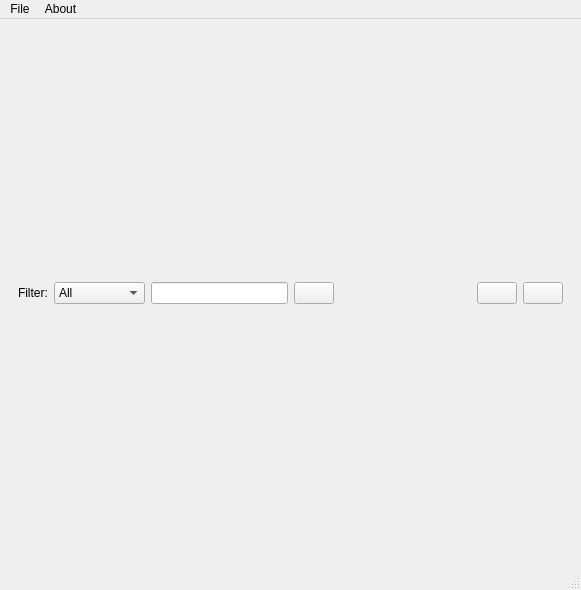
This is main/WebShutterUI.ui in DarwinSardual/webshutter as Qt 5 draws it before an edit. The edited form follows.
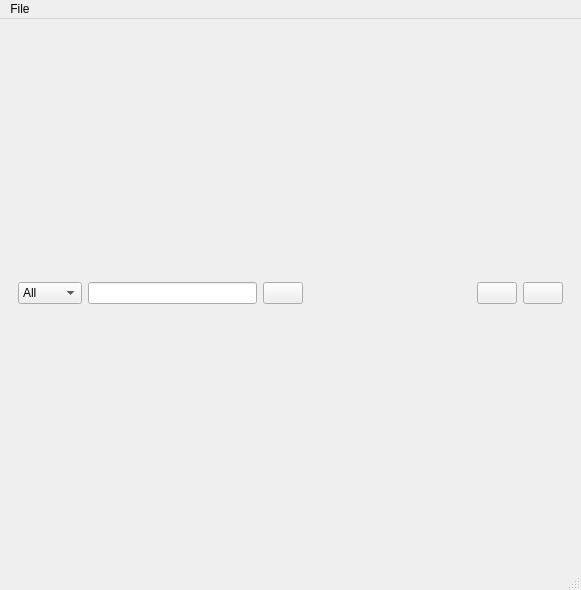
This is the edited form.

The edit to the form file:
```diff
--- a/main/WebShutterUI.ui
+++ b/main/WebShutterUI.ui
@@ -18,27 +18,16 @@
     <item>
      <widget class="QWidget" name="widget" native="true">
       <layout class="QGridLayout" name="gridLayout">
-       <item row="0" column="6">
-        <widget class="QPushButton" name="startStopButton">
-         <property name="enabled">
-          <bool>true</bool>
-         </property>
-         <!--<property name="text">
-          <string>Start</string>
-         </property>-->
-        </widget>
-       </item>
-       <item row="0" column="2">
+       <item row="0" column="1">
         <widget class="QLineEdit" name="searchLine"/>
        </item>
-       <item row="0" column="0">
-        <widget class="QLabel" name="filterLabel">
-         <property name="text">
-          <string>Filter:</string>
-         </property>
-        </widget>
+       <item row="0" column="2">
+        <widget class="QPushButton" name="searchButton"/>
        </item>
        <item row="0" column="4">
+        <widget class="QPushButton" name="deleteButton"/>
+       </item>
+       <item row="0" column="3">
         <spacer name="horizontalSpacer">
          <property name="orientation">
           <enum>Qt::Horizontal</enum>
@@ -54,7 +43,7 @@
          </property>
         </spacer>
        </item>
-       <item row="0" column="1">
+       <item row="0" column="0">
         <widget class="QComboBox" name="filterCombo">
          <item>
           <property name="text">
@@ -71,23 +60,6 @@
            <string>Status</string>
           </property>
          </item>
-         <item>
-          <property name="text">
-           <string>Checked</string>
-          </property>
-         </item>
-         <item>
-          <property name="text">
-           <string>Unchecked</string>
-          </property>
-         </item>
-        </widget>
-       </item>
-       <item row="0" column="3">
-        <widget class="QPushButton" name="searchButton">
-         <!--<property name="text">
-          <string>Search</string>
-         </property>-->
         </widget>
        </item>
        <item row="0" column="5">
@@ -108,7 +80,7 @@
      <x>0</x>
      <y>0</y>
      <width>581</width>
-     <height>28</height>
+     <height>21</height>
     </rect>
    </property>
    <widget class="QMenu" name="menuFile">
@@ -118,13 +90,7 @@
     <addaction name="actionPreferences"/>
     <addaction name="action_Exit"/>
    </widget>
-   <widget class="QMenu" name="menuAbout">
-    <property name="title">
-     <string>About</string>
-    </property>
-   </widget>
    <addaction name="menuFile"/>
-   <addaction name="menuAbout"/>
   </widget>
   <widget class="QStatusBar" name="statusbar"/>
   <action name="actionPreferences">
```
Left out of the diff: 12 changed lines with no effect on the pictures.
